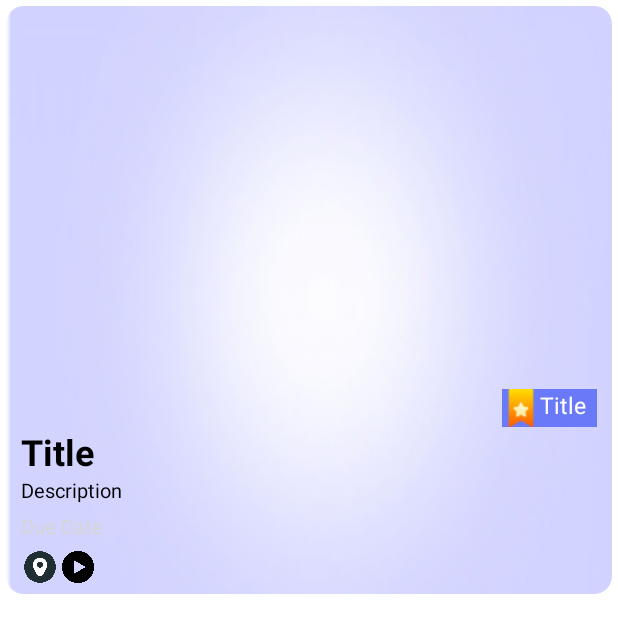
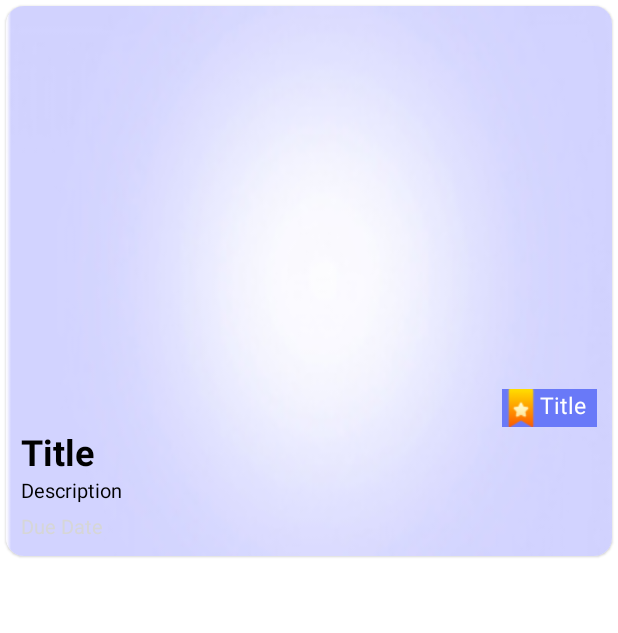
Before and after one commit to Team-Sundry-Lambton/Task_TeamSundry_Android_MAD4124, an Android app: the layout task_row.xml on its own in the app's theme, with its tools: preview values and no code run, on a phone screen of 412 x 824 dp. Shown: the top 633 px of the screen. Run offline under Robolectric (Android 15) with nearby library versions, the light colour scheme and no system bars.

Commit message:
Update UI for checkbox selecting

```diff
--- a/app/src/main/res/layout/task_row.xml
+++ b/app/src/main/res/layout/task_row.xml
@@ -129,7 +129,7 @@
                         android:layout_height="25dp"
                         android:layout_gravity="bottom"
                         android:src="@drawable/ic_location_row"
-                        android:visibility="visible" />
+                        android:visibility="gone" />
                     <ImageView
                         android:id="@+id/audio_icon"
                         android:layout_width="25dp"
@@ -138,14 +138,14 @@
                         android:layout_gravity="bottom"
                         android:layout_marginEnd="10dp"
                         android:src="@drawable/ic_audio_row"
-                        android:visibility="visible" />
+                        android:visibility="gone" />
                 </LinearLayout>
 
                 <ImageView
                     android:id="@+id/checkBox"
                     android:layout_width="25dp"
                     android:layout_height="25dp"
-                    android:layout_gravity="bottom"
+                    android:layout_gravity=""
                     android:src="@drawable/ic_item_select_row"
                     android:visibility="gone" />
 
```
